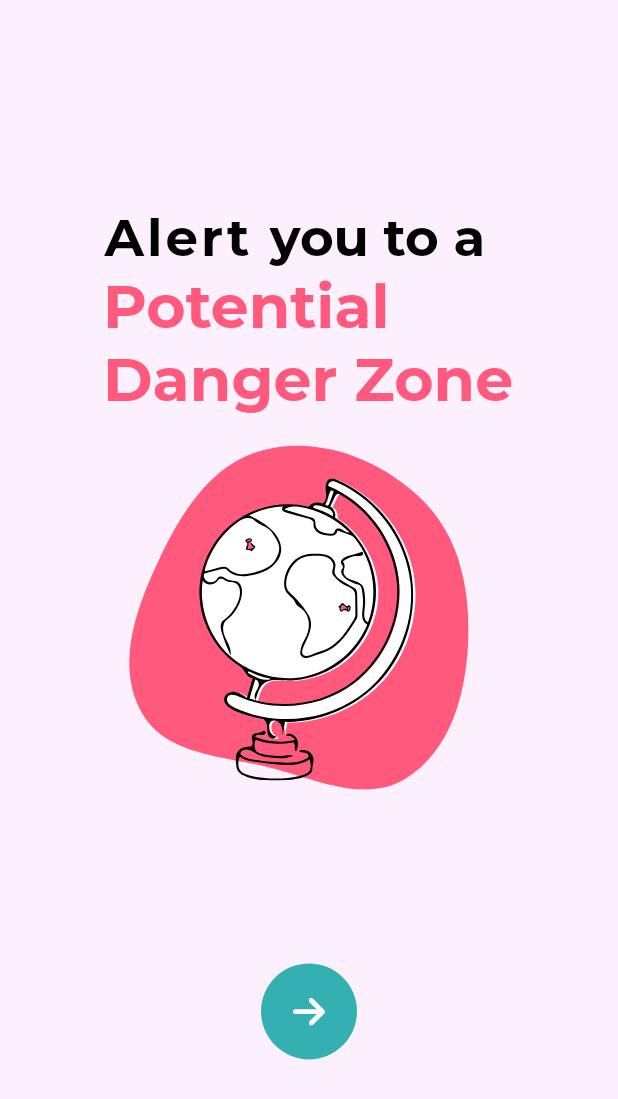
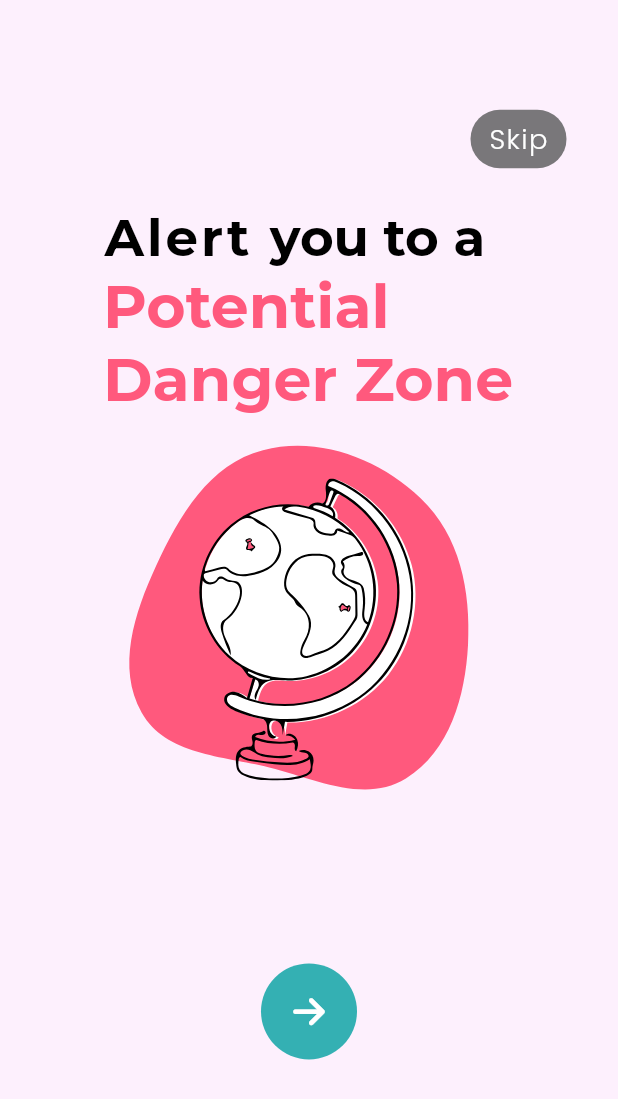
Before and after one commit to gaurdianEve/GaurdianEve, a Flutter app: the screen it shows after launch, swiped to page 2, on a phone screen of 412 x 824 dp. Shown: the top 1099 px of the screen. Run offline on Flutter 3.47's test engine with Material 2 defaults, Android fonts, the phone set to English and light mode, and no system bars; our stand-ins replace firebase_core, flutter_screenutil, flutter_svg, font_awesome_flutter, google_fonts; accounts and stored records are empty.

Commit message:
corrected the UI

```diff
--- a/gaurdianeve/lib/OnboardScreen/OnboardScreen1.dart
+++ b/gaurdianeve/lib/OnboardScreen/OnboardScreen1.dart
@@ -31,7 +31,7 @@ class OnboardScreen1 extends StatelessWidget {
                 )),
                 RichText(text: TextSpan(
               children: [
-                TextSpan(text: "Gaurdian",style: GoogleFonts.getFont("Montserrat",color: Colors.black,fontWeight:FontWeight.w700,fontSize: 32.sp,letterSpacing: 4)),
+                TextSpan(text: "Gaurdian",style: GoogleFonts.getFont("Montserrat",color: Colors.black,fontWeight:FontWeight.w700,fontSize: 36.sp,letterSpacing: 1.4)),
                 TextSpan(text: " Eve",style: GoogleFonts.caveat(color: teal,fontSize: 35.sp,fontWeight: FontWeight.w700,letterSpacing: 2)),
               ]
             ))
--- a/gaurdianeve/lib/OnboardScreen/OnboardScreenState.dart
+++ b/gaurdianeve/lib/OnboardScreen/OnboardScreenState.dart
@@ -1,6 +1,10 @@
+import 'dart:math';
+
 import 'package:flutter/material.dart';
+import 'package:flutter_screenutil/flutter_screenutil.dart';
 import 'package:gaurdianeve/constants.dart';
 import 'package:font_awesome_flutter/font_awesome_flutter.dart';
+import 'package:google_fonts/google_fonts.dart';
 import 'OnboardScreen1.dart';
 import 'OnboardScreen2.dart';
 import 'OnboardScreen3.dart';
@@ -13,28 +17,34 @@ class OnboardScreen extends StatefulWidget {
 }
 
 class _OnboardScreenState extends State<OnboardScreen> {
-  PageController _pageController = PageController();
+  final PageController _pageController = PageController();
   int _currentPage = 0;
+  bool isAuthenticationDialogShow = false;
 
-
-  List<Widget> _onboardingPages = [
-
-   OnboardScreen1(),
-   OnboardScreen2(),
-   OnboardScreen3()
-
+  final List<Widget> _onboardingPages = [
+    const OnboardScreen1(),
+    const OnboardScreen2(),
+    const OnboardScreen3()
   ];
   @override
   Widget build(BuildContext context) {
+    ScreenUtil.init(context);
+
     double width = MediaQuery.of(context).size.width;
     double height = MediaQuery.of(context).size.height;
     return Scaffold(
       body: Stack(
         children: [
-          PageView.builder(
+          AnimatedPositioned(
+            top: isAuthenticationDialogShow?-50:0,
+            height: height,
+            width: width,
+            duration: Duration(milliseconds: 240),
+            child: PageView.builder(
               controller: _pageController,
               itemCount: _onboardingPages.length,
               onPageChanged: (int page) {
+
                 setState(() {
                   _currentPage = page;
                 });
@@ -43,28 +53,71 @@ class _OnboardScreenState extends State<OnboardScreen> {
                 return _onboardingPages[index];
               },
             ),
+          ),
           Positioned(
-            left: width/2-32,
-            bottom: height/7,
+            left: width / 2 - 32,
+            bottom: height / 7,
+            child: GestureDetector(
+              onTap: () {
+                if (_currentPage==_onboardingPages.length-1 ) {
+                  setState(() {
+                    isAuthenticationDialogShow!= isAuthenticationDialogShow;
+                  });
 
-            child: GestureDetector(
-              onTap: (){
+                  }
+                  else{
                      _pageController.nextPage(
-                    duration: Duration(milliseconds: 500),
-                    curve: Curves.ease,
+                  duration: const  Duration(milliseconds: 500),
+                  curve: Curves.easeInCubic,
                 );
+
+                  }
+
               },
-              child: CircleAvatar(
+              child: const CircleAvatar(
                   radius: 32,
                   backgroundColor: teal,
-              child: Icon(FontAwesomeIcons.arrowRight, color: Colors.white,)
+                  child: Icon(
+                    FontAwesomeIcons.arrowRight,
+                    color: Colors.white,
+                  )),
             ),
-            ))
+          ),
+          AnimatedPositioned(
+            duration: Duration(milliseconds: 240),
+            right: width/12,
+            top: isAuthenticationDialogShow?-50:height/12,
+            child: TextButton(
+                style: ButtonStyle(
+                  padding: MaterialStateProperty.all<EdgeInsets>(EdgeInsets.all(6)),
+                  backgroundColor: MaterialStateProperty.all(grey),
+                  shape: MaterialStateProperty.all<RoundedRectangleBorder>(
+            RoundedRectangleBorder(
+              borderRadius: BorderRadius.circular(50.0),
+
+            )
+                  )
+                ),
+                onPressed: (){
+
+                  setState(() {
+
+                    _pageController.jumpTo(width*(_onboardingPages.length-_currentPage));
+
+                  });
+
+
+                },
+                child:  Text(
+                  "Skip",
+                  style: GoogleFonts.poppins(color: Colors.white,fontWeight:FontWeight.w300,letterSpacing: 1,fontSize: 16.sp)
+                )
+              ),
+          ),
         ],
       ),
       backgroundColor: scaffoldBackgroundColor,
       floatingActionButtonLocation: FloatingActionButtonLocation.centerFloat,
-
     );
   }
 }
--- a/gaurdianeve/lib/constants.dart
+++ b/gaurdianeve/lib/constants.dart
@@ -3,3 +3,4 @@ import 'package:flutter/animation.dart';
 const scaffoldBackgroundColor = Color(0xFFFDF0FD);
 const teal = Color(0xFF34B0B3);
 const pink = Color(0xFFFF597D);
+const grey = Color(0xFF79777A);
```
Also changed, not shown: gaurdianeve/lib/OnboardScreen/OnboardScreen3.dart (+39 -17 lines). Lines whose indentation alone changed are shown as unchanged.
